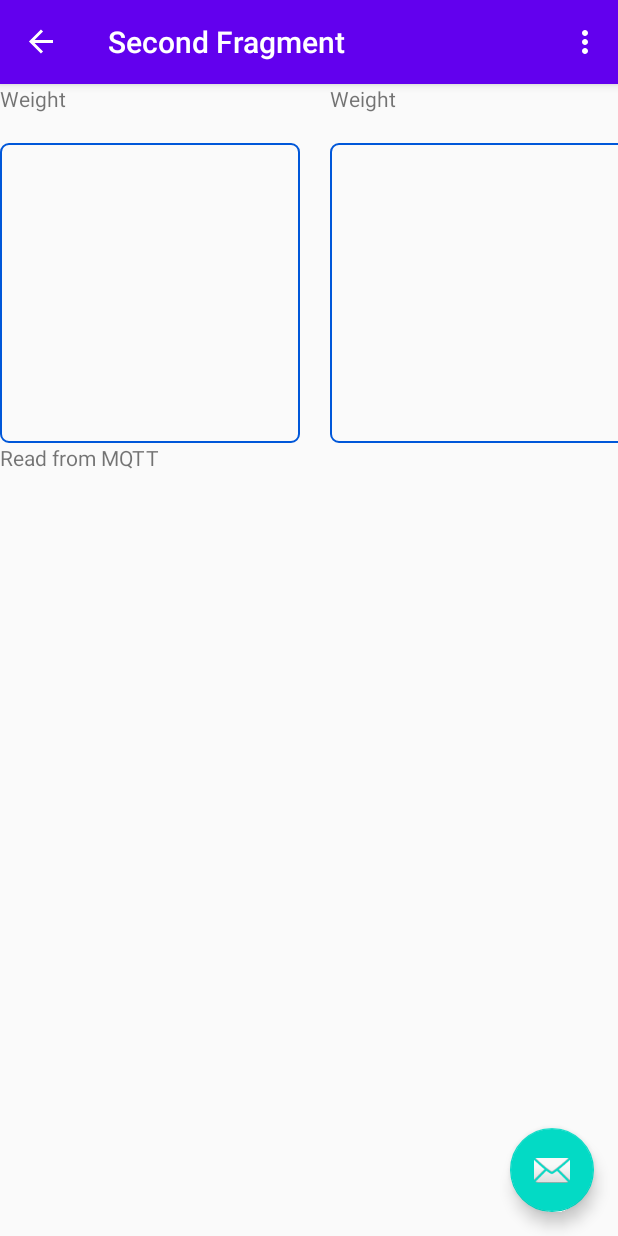
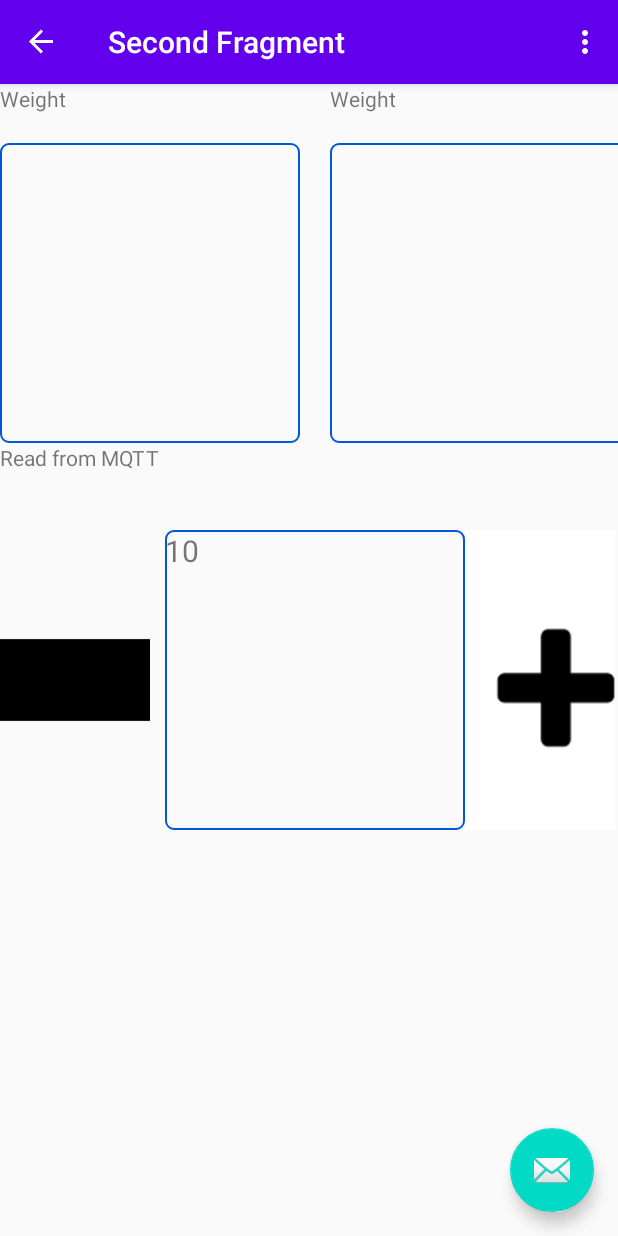
Before and after one commit to o1gres/BilanciaAndroid, an Android app: the SecondFragment screen opened directly, with no data from a screen before it, on a phone screen of 412 x 824 dp. Run offline under Robolectric (Android 15) with nearby library versions, the light colour scheme and no system bars; our stand-ins replace navigation-ui; libraries missing offline, so code that uses them is left out: org.eclipse.paho; 5 statements that could not run were skipped.

Commit message:
Add stepper gas bottle size

```diff
--- a/app/src/main/java/com/weight/scale/SecondFragment.java
+++ b/app/src/main/java/com/weight/scale/SecondFragment.java
@@ -9,6 +9,7 @@ import android.view.ViewGroup;
 
 import android.support.annotation.NonNull;
 import android.support.v4.app.Fragment;
+import android.widget.ImageView;
 import android.widget.TextView;
 
 import androidx.navigation.fragment.NavHostFragment;
@@ -25,6 +26,7 @@ import org.eclipse.paho.client.mqttv3.MqttCallbackExtended;
 import org.eclipse.paho.client.mqttv3.MqttConnectOptions;
 import org.eclipse.paho.client.mqttv3.MqttException;
 import org.eclipse.paho.client.mqttv3.MqttMessage;
+import org.w3c.dom.Text;
 
 import java.io.BufferedReader;
 import java.io.File;
@@ -44,6 +46,10 @@ public class SecondFragment extends Fragment {
 
     TextView testTextView;
     TextView WeightSize;
+    TextView gasSize;
+
+    ImageView minus;
+    ImageView plus;
 
     final String serverUri = "tcp://broker.hivemq.com:1883";
 
@@ -62,6 +68,10 @@ public class SecondFragment extends Fragment {
         super.onViewCreated(view, savedInstanceState);
         testTextView = (TextView) view.findViewById(R.id.textview_second);
         WeightSize   = (TextView) view.findViewById(R.id.WeightSize);
+        gasSize      = (TextView) view.findViewById(R.id.readGasSize);
+
+        minus        = (ImageView) view.findViewById(R.id.minus);
+        plus        = (ImageView) view.findViewById(R.id.plus);
         String appCode = utils.readFromFile(getContext());
         Log.i("APPCODE","appcode: "+appCode);
         testTextView.setText(appCode.trim());
@@ -96,7 +106,19 @@ public class SecondFragment extends Fragment {
         }
 
 
+        minus.setOnClickListener(new View.OnClickListener() {
+            @Override
+            public void onClick(View view) {
+                minusButton(view);
+            }
+        });
 
+        plus.setOnClickListener(new View.OnClickListener() {
+            @Override
+            public void onClick(View view) {
+                plusButton(view);
+            }
+        });
 
     }
 
@@ -152,4 +174,24 @@ public class SecondFragment extends Fragment {
         });
     }
 
+
+    public void minusButton(View v) {
+
+        String previousGasSize = gasSize.getText().toString();
+        Integer previousGasSizeInt = Integer.parseInt(previousGasSize);
+        if (previousGasSizeInt >5) {
+            String newGasSize = String.valueOf(previousGasSizeInt - 5);
+            gasSize.setText(newGasSize);
+        }
+    }
+
+    public void plusButton(View v) {
+        String previousGasSize = gasSize.getText().toString();
+        Integer previousGasSizeInt = Integer.parseInt(previousGasSize);
+        if (previousGasSizeInt < 20) {
+            String newGasSize = String.valueOf(previousGasSizeInt + 5);
+            gasSize.setText(newGasSize);
+        }
+    }
+
 }
--- a/app/src/main/res/layout/fragment_second.xml
+++ b/app/src/main/res/layout/fragment_second.xml
@@ -92,6 +92,43 @@
                 android:layout_centerInParent="true" />
 
         </LinearLayout>
+
+        <LinearLayout
+            android:id="@+id/thirdRow"
+            android:layout_width="match_parent"
+            android:layout_height="wrap_content"
+            android:orientation="horizontal">
+
+
+            <ImageView
+                android:id="@+id/minus"
+                android:layout_width="100dp"
+                android:layout_height="200dp"
+                android:scaleType="centerCrop"
+                android:adjustViewBounds="true"
+                android:contentDescription="@string/cover_image_description"
+                android:src="@drawable/minus" />
+
+            <TextView
+                android:id="@+id/readGasSize"
+                android:layout_width="200dp"
+                android:layout_height="200dp"
+                android:layout_marginLeft="10dp"
+                android:text="10"
+                android:textSize="20dp"
+                android:background="@drawable/edit_text_border"/>
+
+            <ImageView
+                android:id="@+id/plus"
+                android:layout_width="100dp"
+                android:layout_height="200dp"
+                android:scaleType="centerCrop"
+                android:adjustViewBounds="true"
+                android:contentDescription="@string/cover_image_description"
+                android:src="@drawable/plus" />
+
+
+        </LinearLayout>
     </LinearLayout>
 
 </RelativeLayout>
```
Also changed, not shown: app/src/main/res/drawable-v24/minus.png (added), app/src/main/res/drawable-v24/plus.png (added).
